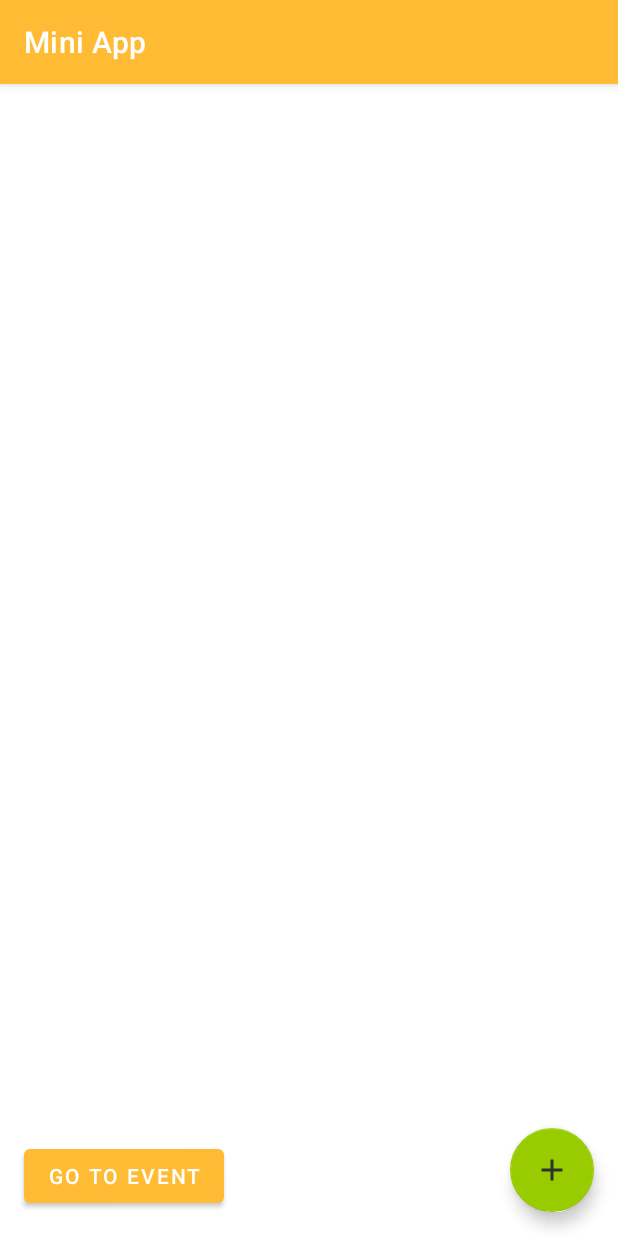
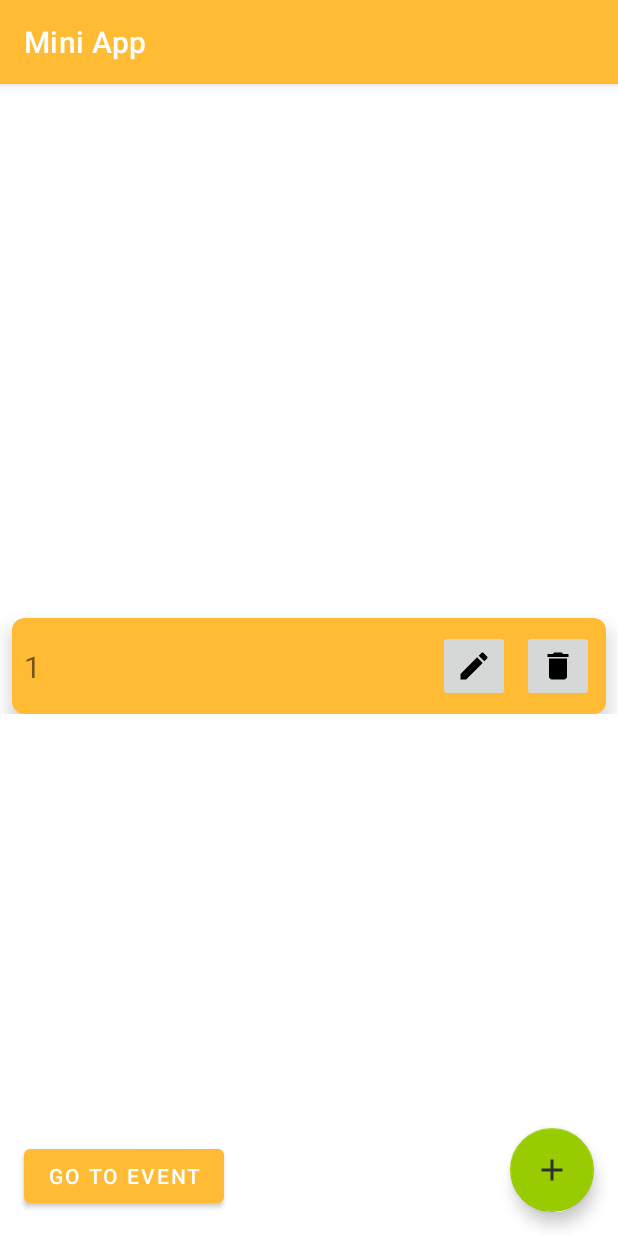
Before and after one commit to Choquero74/MiniApp, an Android app: the fragment TypeFragment shown on its own in the app's theme, on a phone screen of 412 x 824 dp. Run offline under Robolectric (Android 15) with nearby library versions, the light colour scheme and no system bars; our stand-ins replace Room's generated code.

Commit message:
Actualización 1.

```diff
--- a/app/build.gradle
+++ b/app/build.gradle
@@ -44,6 +44,11 @@ dependencies {
     implementation 'com.google.android.material:material:1.7.0'
     implementation 'androidx.constraintlayout:constraintlayout:2.1.4'
 
+    // Fragment
+    implementation "androidx.fragment:fragment-ktx:1.5.4"
+    // Activity
+    implementation "androidx.activity:activity-ktx:1.6.1"
+
     // Lifecycle dependencies
     def lifecycle_version = "2.5.1"
     implementation "androidx.lifecycle:lifecycle-viewmodel-ktx:$lifecycle_version"
--- a/app/src/main/java/com/example/miniapp/ui/type/TypeFragment.kt
+++ b/app/src/main/java/com/example/miniapp/ui/type/TypeFragment.kt
@@ -12,13 +12,20 @@ import android.view.LayoutInflater
 import android.view.View
 import android.view.ViewGroup
 import androidx.fragment.app.Fragment
+import androidx.fragment.app.activityViewModels
+import androidx.lifecycle.lifecycleScope
 import androidx.navigation.fragment.findNavController
+import androidx.recyclerview.widget.LinearLayoutManager
 import androidx.recyclerview.widget.RecyclerView
 import com.example.miniapp.R
 import com.example.miniapp.databinding.FragmentTypeBinding
 import com.example.miniapp.db.entity.TypeEntity
+import kotlinx.coroutines.launch
 
 class TypeFragment : Fragment(), TypeUpdateIconClickInterface, TypeDeleteIconClickInterface {
+
+    private val typeAdapter = TypeAdapter(this, this)
+    private val typeViewModel by activityViewModels<TypeViewModel>()
 
     private var _binding: FragmentTypeBinding? = null
 
@@ -53,6 +60,8 @@ class TypeFragment : Fragment(), TypeUpdateIconClickInterface, TypeDeleteIconCli
     override fun onViewCreated(view: View, savedInstanceState: Bundle?) {
         super.onViewCreated(view, savedInstanceState)
 
+        initRecycler()
+
         binding.button2.setOnClickListener {
             findNavController().navigate(R.id.nav_event)
         }
@@ -77,4 +86,20 @@ class TypeFragment : Fragment(), TypeUpdateIconClickInterface, TypeDeleteIconCli
     override fun onTypeDeleteIconClick(type: TypeEntity) {
         TODO("Not yet implemented")
     }
+
+    private fun initRecycler() {
+        binding.recyclerviewType.apply {
+            layoutManager = LinearLayoutManager(
+                context,
+                LinearLayoutManager.VERTICAL,
+                false
+            )
+            adapter = typeAdapter
+        }
+        viewLifecycleOwner.lifecycleScope.launch {
+            typeViewModel.getAllTypes().collect{
+                typeAdapter.updateList(it)
+            }
+        }
+    }
 }
--- a/app/src/main/java/com/example/miniapp/ui/type/TypeViewModel.kt
+++ b/app/src/main/java/com/example/miniapp/ui/type/TypeViewModel.kt
@@ -61,7 +61,7 @@ class TypeViewModel (
      * Función para borrar todos los tipos.
      * @param type Tipos a devolver.
      */
-    fun getAllTypes(typeEntity: TypeEntity): Flow<List<TypeEntity>> {
+    fun getAllTypes(): Flow<List<TypeEntity>> {
         return allTypes
     }
 
@@ -69,7 +69,7 @@ class TypeViewModel (
      * Función para borrar todos los tipos.
      * @param type Tipos a borrar.
      */
-    fun deleteAll(typeEntity: TypeEntity) = viewModelScope.launch {
+    fun deleteAll() = viewModelScope.launch {
         repository.deleteAllTypes()
     }
 }
```
Also changed, not shown: app/src/main/java/com/example/miniapp/ui/type/AddTypeFragment.kt (+9 -0 lines), 1 other file.
